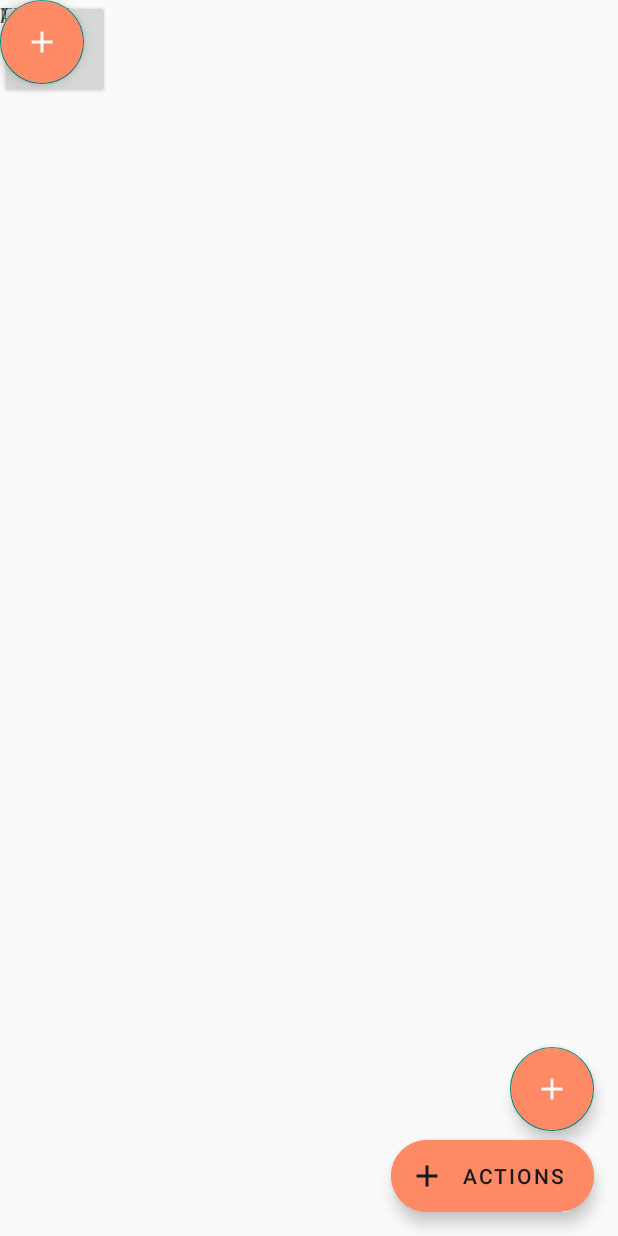
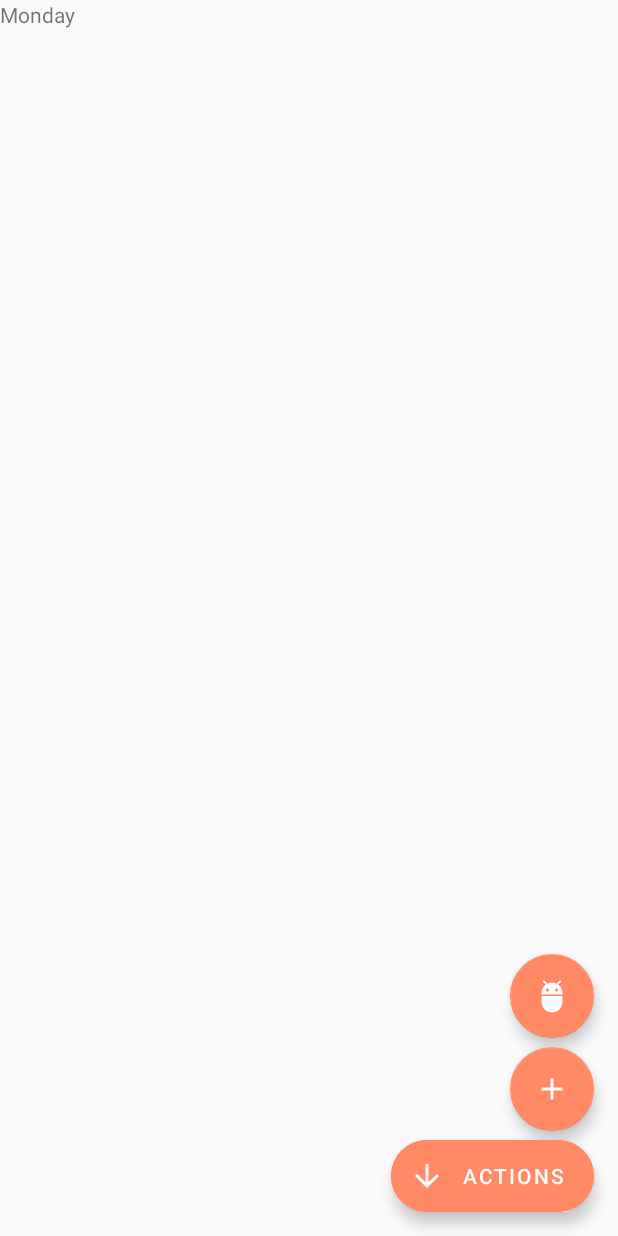
Before and after one commit to gechSV/ScheduleManagmentAndroidApp, an Android app: the screen it shows after launch (MainActivity), after a tap on an icon or button, on a phone screen of 412 x 824 dp. Run offline under Robolectric (Android 15) with nearby library versions, the phone set to English and light mode, and no system bars; libraries missing offline, so code that uses them is left out: es.dmoral.toasty; 1 statement that could not run was skipped.

Commit message:
upd: fab buttons is ready

```diff
--- a/app/src/main/java/ScheduleManagement/AndroidApp/MainActivity.java
+++ b/app/src/main/java/ScheduleManagement/AndroidApp/MainActivity.java
@@ -29,7 +29,7 @@ public class MainActivity extends AppCompatActivity implements View.OnClickListe
     private  FloatingActionButton _fabAddEvent, _fabTest;
 
     // Отображение текста у пездюков
-    private TextView _textForFabEvent, _textForTest;
+//    private TextView _textForFabEvent, _textForTest;
 
     private  Boolean _isAllFabsVisible;
 
@@ -55,14 +55,14 @@ public class MainActivity extends AppCompatActivity implements View.OnClickListe
         _fabTest = findViewById(R.id.add_test);
 
         // TextView for FAB
-        _textForFabEvent = findViewById(R.id.add_event_action_text);
-        _textForTest = findViewById(R.id.add_test_text);
+//        _textForFabEvent = findViewById(R.id.add_event_action_text);
+//        _textForTest = findViewById(R.id.add_test_text);
 
         // Настройка FAB
         _fabAddEvent.setVisibility(View.GONE);
         _fabTest.setVisibility(View.GONE);
-        _textForFabEvent.setVisibility(View.GONE);
-        _textForTest.setVisibility(View.GONE);
+//        _textForFabEvent.setVisibility(View.GONE);
+//        _textForTest.setVisibility(View.GONE);
 
         _isAllFabsVisible = false;
 
@@ -75,9 +75,9 @@ public class MainActivity extends AppCompatActivity implements View.OnClickListe
                         if (!_isAllFabsVisible){
                             _fabAddEvent.show();
                             _fabTest.show();
-                            _textForFabEvent.setVisibility(View.VISIBLE);
-                            _textForTest.setVisibility(View.VISIBLE);
-
+//                            _textForFabEvent.setVisibility(View.VISIBLE);
+//                            _textForTest.setVisibility(View.VISIBLE);
+                            _fabButton.setIcon(getDrawable(R.drawable.baseline_arrow_downward_24));
                             _fabButton.extend();
 
                             _isAllFabsVisible = true;
@@ -86,9 +86,9 @@ public class MainActivity extends AppCompatActivity implements View.OnClickListe
                         {
                             _fabAddEvent.hide();
                             _fabTest.hide();
-                            _textForFabEvent.setVisibility(View.GONE);
-                            _textForTest.setVisibility(View.GONE);
-
+//                            _textForFabEvent.setVisibility(View.GONE);
+//                            _textForTest.setVisibility(View.GONE);
+                            _fabButton.setIcon(getDrawable(R.drawable.baseline_arrow_upward_24));
                             _fabButton.shrink();
 
                             _isAllFabsVisible = false;
@@ -100,7 +100,7 @@ public class MainActivity extends AppCompatActivity implements View.OnClickListe
                 new View.OnClickListener() {
                     @Override
                     public void onClick(View view) {
-                        Toast.makeText(MainActivity.this, "Person Added", Toast.LENGTH_SHORT).show();
+                        startActivity(_IntentAddEvent);
                     }
                 });
 
@@ -186,9 +186,4 @@ public class MainActivity extends AppCompatActivity implements View.OnClickListe
                 throw new IllegalStateException("Unexpected value: " + v.getId());
         }
     }
-
-    // Запуск activity _IntentAddEvent (добавление события в расписание)
-    public void OpenIntentAddAnEvent(View view) {
-        startActivity(_IntentAddEvent);
-    }
 }
--- /dev/null
+++ b/app/src/main/res/drawable/baseline_adb_24.xml
@@ -0,0 +1,5 @@
+<vector android:height="24dp" android:tint="#FAFAFA"
+    android:viewportHeight="24" android:viewportWidth="24"
+    android:width="24dp" xmlns:android="http://schemas.android.com/apk/res/android">
+    <path android:fillColor="@android:color/white" android:pathData="M5,16c0,3.87 3.13,7 7,7s7,-3.13 7,-7v-4L5,12v4zM16.12,4.37l2.1,-2.1 -0.82,-0.83 -2.3,2.31C14.16,3.28 13.12,3 12,3s-2.16,0.28 -3.09,0.75L6.6,1.44l-0.82,0.83 2.1,2.1C6.14,5.64 5,7.68 5,10v1h14v-1c0,-2.32 -1.14,-4.36 -2.88,-5.63zM9,9c-0.55,0 -1,-0.45 -1,-1s0.45,-1 1,-1 1,0.45 1,1 -0.45,1 -1,1zM15,9c-0.55,0 -1,-0.45 -1,-1s0.45,-1 1,-1 1,0.45 1,1 -0.45,1 -1,1z"/>
+</vector>
--- /dev/null
+++ b/app/src/main/res/drawable/baseline_arrow_downward_24.xml
@@ -0,0 +1,5 @@
+<vector android:height="24dp" android:tint="#FAFAFA"
+    android:viewportHeight="24" android:viewportWidth="24"
+    android:width="24dp" xmlns:android="http://schemas.android.com/apk/res/android">
+    <path android:fillColor="@android:color/white" android:pathData="M20,12l-1.41,-1.41L13,16.17V4h-2v12.17l-5.58,-5.59L4,12l8,8 8,-8z"/>
+</vector>
--- /dev/null
+++ b/app/src/main/res/drawable/baseline_arrow_upward_24.xml
@@ -0,0 +1,5 @@
+<vector android:height="24dp" android:tint="#FAFAFA"
+    android:viewportHeight="24" android:viewportWidth="24"
+    android:width="24dp" xmlns:android="http://schemas.android.com/apk/res/android">
+    <path android:fillColor="@android:color/white" android:pathData="M4,12l1.41,1.41L11,7.83V20h2V7.83l5.58,5.59L20,12l-8,-8 -8,8z"/>
+</vector>
--- a/app/src/main/res/layout/activity_main.xml
+++ b/app/src/main/res/layout/activity_main.xml
@@ -17,18 +17,6 @@
         app:layout_constraintStart_toStartOf="parent"
         app:layout_constraintTop_toTopOf="parent" />
 
-    <Button
-        android:id="@+id/buttonOpenIntentAddAnEvent"
-        android:layout_width="73dp"
-        android:layout_height="66dp"
-        android:layout_marginBottom="32dp"
-        android:onClick="OpenIntentAddAnEvent"
-        android:text="+"
-        android:textSize="30dp"
-        app:layout_constraintBottom_toBottomOf="parent"
-        app:layout_constraintEnd_toEndOf="parent"
-        app:layout_constraintStart_toStartOf="parent" />
-
 <!--    <com.google.android.material.bottomappbar.BottomAppBar-->
 <!--        android:id="@+id/bar"-->
 <!--        android:layout_width="match_parent"-->
@@ -38,66 +26,55 @@
 <!--        android:backgroundTint="@color/deep_orange_100"/>-->
 <!--    app:layout_anchor="@id/bar"-->
 
+    <!--  Расширяющаяся кнопка  -->
     <com.google.android.material.floatingactionbutton.ExtendedFloatingActionButton
         android:id="@+id/fab"
         android:layout_width="wrap_content"
         android:layout_height="wrap_content"
         android:layout_gravity="bottom|end"
-        android:layout_marginEnd="16dp"
-        android:layout_marginBottom="16dp"
+        android:layout_margin="16dp"
         android:backgroundTint="@color/deep_orange_300"
         android:text="Actions"
-        app:icon="@drawable/baseline_add_24"
+        android:textColor="#fffafafa"
+        app:fabSize="normal"
+        app:icon="@drawable/baseline_arrow_upward_24"
+        app:iconTint="#FAFAFA"
         app:layout_constraintBottom_toBottomOf="parent"
         app:layout_constraintEnd_toEndOf="parent"
-        app:fabSize="normal"
-        />
+        app:rippleColor="@color/deep_orange_100" />
 
 
+    <!--  Кнопка для открытия окна добавления события  -->
     <com.google.android.material.floatingactionbutton.FloatingActionButton
         android:id="@+id/add_schedule_event"
         android:layout_width="wrap_content"
         android:layout_height="wrap_content"
+        android:layout_gravity="bottom|end"
+        android:layout_marginEnd="16dp"
         android:layout_marginBottom="70dp"
-        android:layout_marginEnd="16dp"
         android:backgroundTint="@color/deep_orange_300"
+        app:backgroundTint="@color/deep_orange_300"
         app:fabSize="normal"
         app:layout_constraintBottom_toTopOf="@+id/fab"
         app:layout_constraintEnd_toEndOf="@+id/fab"
-        app:srcCompat="@drawable/baseline_add_24"
-        android:layout_gravity="bottom|end"
-       />
+        app:rippleColor="@color/deep_orange_100"
+        app:srcCompat="@drawable/baseline_add_24" />
 
-    <TextView
-        android:id="@+id/add_event_action_text"
-        android:layout_width="wrap_content"
-        android:layout_height="wrap_content"
-        android:layout_marginEnd="8dp"
-        android:text="@string/add_event"
-        app:layout_constraintBottom_toBottomOf="@+id/add_schedule_event"
-        app:layout_constraintEnd_toStartOf="@+id/add_schedule_event"
-        app:layout_constraintTop_toTopOf="@+id/add_schedule_event" />
 
     <com.google.android.material.floatingactionbutton.FloatingActionButton
         android:id="@+id/add_test"
         android:layout_width="wrap_content"
         android:layout_height="wrap_content"
-        android:layout_marginBottom="24dp"
+        android:layout_marginBottom="132dp"
+        android:layout_marginEnd="16dp"
         android:backgroundTint="@color/deep_orange_300"
+        app:backgroundTint="@color/deep_orange_300"
+        app:rippleColor="@color/deep_orange_100"
         app:fabSize="normal"
         app:layout_constraintBottom_toTopOf="@+id/add_schedule_event"
         app:layout_constraintEnd_toEndOf="@+id/add_schedule_event"
         app:layout_constraintStart_toStartOf="@+id/add_schedule_event"
-        app:srcCompat="@drawable/baseline_add_24" />
+        app:srcCompat="@drawable/baseline_adb_24"
+        android:layout_gravity="bottom|end"/>
 
-    <TextView
-        android:id="@+id/add_test_text"
-        android:layout_width="wrap_content"
-        android:layout_height="wrap_content"
-        android:layout_marginEnd="8dp"
-        android:text="Test ^_^"
-        app:layout_constraintBottom_toBottomOf="@+id/add_test"
-        app:layout_constraintEnd_toStartOf="@+id/add_test"
-        app:layout_constraintTop_toTopOf="@+id/add_test" />
-
-</androidx.coordinatorlayout.widget.CoordinatorLayout>
+    </androidx.coordinatorlayout.widget.CoordinatorLayout>
```
